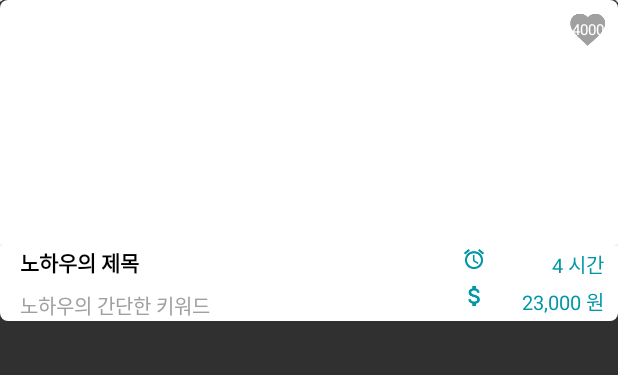
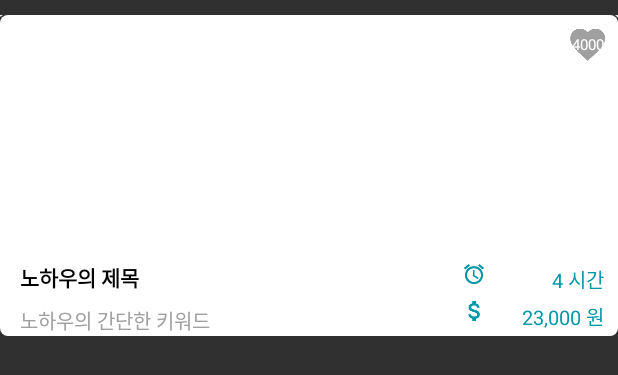
Before and after one commit to KimHunJin/MobileProject, an Android app: the layout item_list_main.xml on its own in the app's theme, with its tools: preview values and no code run, on a phone screen of 412 x 824 dp. Shown: the top 375 px of the screen. Run offline under Robolectric (Android 15) with nearby library versions, the phone set to English and light mode, and no system bars.

Commit message:
메인 노하우 아이템 레이아웃 수정

```diff
--- a/LeeForm/app/src/main/res/layout/fragment_home.xml
+++ b/LeeForm/app/src/main/res/layout/fragment_home.xml
@@ -56,9 +56,8 @@
                 android:scrollbars="none"
                 android:layout_width="match_parent"
                 android:layout_height="match_parent"
-                android:layout_marginTop="10dp"
-                android:background="@color/colorLittleDarkWhite"
-                android:dividerHeight="10dp"></ListView>
+                android:dividerHeight="-10dp"
+                android:background="@color/colorLittleDarkWhite"></ListView>
 
         </RelativeLayout>
 
--- a/LeeForm/app/src/main/res/layout/item_list_main.xml
+++ b/LeeForm/app/src/main/res/layout/item_list_main.xml
@@ -1,9 +1,16 @@
 <?xml version="1.0" encoding="utf-8"?>
 <LinearLayout xmlns:android="http://schemas.android.com/apk/res/android"
     android:layout_width="match_parent"
-    android:layout_height="214dp"
-    android:background="@drawable/main_list_background"
-    android:orientation="vertical">
+    android:layout_height="234dp"
+    android:paddingTop="10dp"
+    android:paddingBottom="10dp"
+    android:orientation="vertical"
+    android:gravity="center">
+    <LinearLayout
+        android:layout_width="match_parent"
+        android:layout_height="214dp"
+        android:background="@drawable/main_list_background"
+        android:orientation="vertical">
 
     <RelativeLayout
         android:layout_width="match_parent"
@@ -140,3 +147,4 @@
         </LinearLayout>
     </LinearLayout>
 </LinearLayout>
+    </LinearLayout>
```
Also changed, not shown: LeeForm/app/src/main/res/drawable-xxhdpi/main_list_image_background.png.
